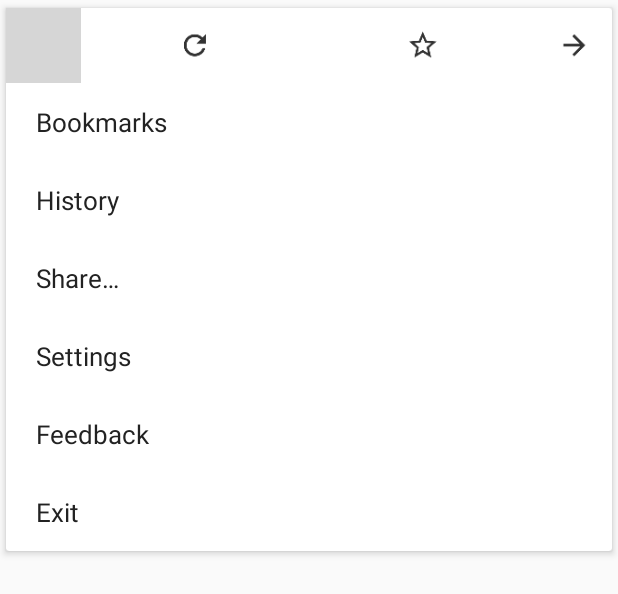
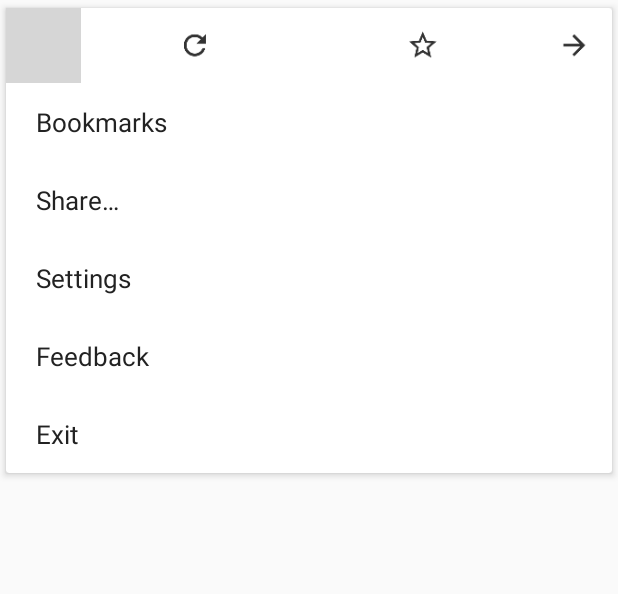
Before and after one commit to anyms/kookaburra, an Android app: the layout layout_options_menu.xml on its own in the app's theme, with its tools: preview values and no code run, on a phone screen of 412 x 824 dp. Shown: the top 594 px of the screen. Run offline under Robolectric (Android 15) with nearby library versions, the light colour scheme and no system bars; grey boxes are pictures that could not be loaded.

Commit message:
removing history tab, need improvement

```diff
--- a/kookaburra/src/main/java/app/spidy/kookaburra/controllers/Browser.kt
+++ b/kookaburra/src/main/java/app/spidy/kookaburra/controllers/Browser.kt
@@ -321,7 +321,7 @@ class Browser(
     }
 
     fun putHistory(history: History) {
-        database.browserDao().putHistory(history)
+        // database.browserDao().putHistory(history)
     }
 
     fun clearAllHistory() {
--- a/kookaburra/src/main/res/layout/layout_options_menu.xml
+++ b/kookaburra/src/main/res/layout/layout_options_menu.xml
@@ -74,6 +74,7 @@
                 android:id="@+id/menuBookmarks" android:focusable="true"/>
 
             <TextView
+                android:visibility="gone"
                 android:clickable="true"
                 android:textColor="@color/colorBrowserText"
                 android:paddingTop="14dp"
```
